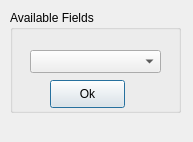
First picture: the form in easygeotagger/src/plugins/gps_plugin/columnmeaningdialog.ui, repository alexbruy/EasyGeoTagger, before the edit.
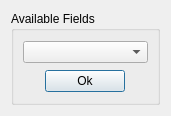
Second picture: the form after the edit.

```diff
--- a/easygeotagger/src/plugins/gps_plugin/columnmeaningdialog.ui
+++ b/easygeotagger/src/plugins/gps_plugin/columnmeaningdialog.ui
@@ -5,49 +5,66 @@
    <rect>
     <x>0</x>
     <y>0</y>
-    <width>193</width>
-    <height>142</height>
+    <width>171</width>
+    <height>116</height>
    </rect>
   </property>
   <property name="windowTitle" >
    <string>Available fields</string>
   </property>
+  <layout class="QGridLayout" >
+   <item row="0" column="0" >
   <widget class="QGroupBox" name="groupBox" >
-   <property name="geometry" >
-    <rect>
-     <x>10</x>
-     <y>10</y>
-     <width>171</width>
-     <height>103</height>
-    </rect>
-   </property>
    <property name="title" >
     <string>Available Fields</string>
    </property>
-   <widget class="QComboBox" name="cbFields" >
-    <property name="geometry" >
-     <rect>
-      <x>20</x>
-      <y>40</y>
-      <width>131</width>
-      <height>23</height>
-     </rect>
-    </property>
-   </widget>
+     <layout class="QGridLayout" >
+      <item row="0" column="0" colspan="3" >
+       <widget class="QComboBox" name="cbFields" />
+      </item>
+      <item row="1" column="0" >
+       <spacer>
+        <property name="orientation" >
+         <enum>Qt::Horizontal</enum>
+        </property>
+        <property name="sizeHint" >
+         <size>
+          <width>21</width>
+          <height>20</height>
+         </size>
+        </property>
+       </spacer>
+      </item>
+      <item row="1" column="1" >
    <widget class="QPushButton" name="pbtnOk" >
-    <property name="geometry" >
-     <rect>
-      <x>40</x>
-      <y>70</y>
-      <width>75</width>
-      <height>28</height>
-     </rect>
+        <property name="maximumSize" >
+         <size>
+          <width>80</width>
+          <height>16777215</height>
+         </size>
     </property>
     <property name="text" >
      <string>Ok</string>
     </property>
    </widget>
-  </widget>
+      </item>
+      <item row="1" column="2" >
+       <spacer>
+        <property name="orientation" >
+         <enum>Qt::Horizontal</enum>
+        </property>
+        <property name="sizeHint" >
+         <size>
+          <width>21</width>
+          <height>20</height>
+         </size>
+        </property>
+       </spacer>
+      </item>
+     </layout>
+    </widget>
+   </item>
+  </layout>
  </widget>
  <resources/>
  <connections/>
```
Lines whose indentation alone changed are shown as unchanged.
